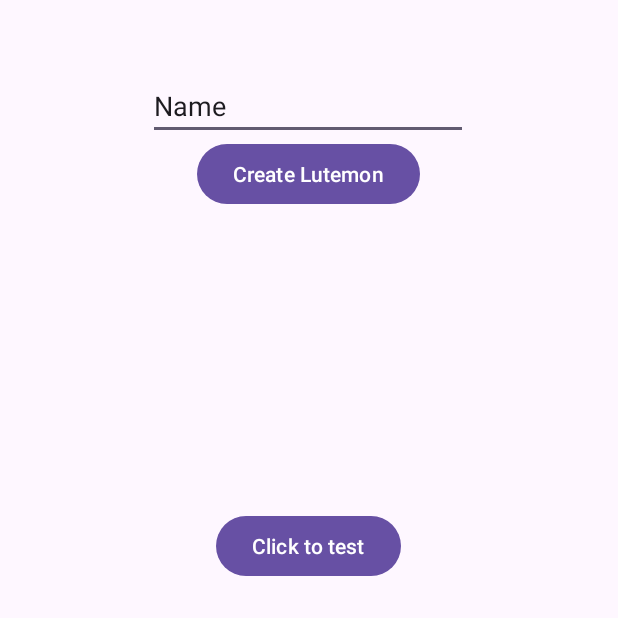
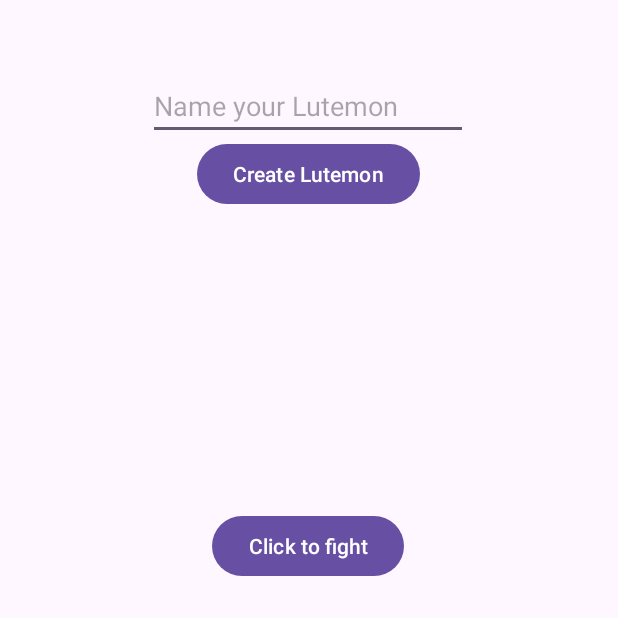
Before and after one commit to remeseeli/Finno-Ugric-Lutemon, an Android app: the screen it shows after launch (MainActivity), after a tap on "Create Lutemon", on a phone screen of 412 x 824 dp, the top half of it. Run offline under Robolectric (Android 15) with nearby library versions, the phone set to English and light mode, and no system bars.

Commit message:
Testing fight, still bugged

```diff
--- a/app/src/main/java/com/palinka/finno_ugric_lutemon/Lutemon.java
+++ b/app/src/main/java/com/palinka/finno_ugric_lutemon/Lutemon.java
@@ -29,6 +29,9 @@ public abstract class Lutemon {
         this.health = health;
         this.maxHealth = maxHealth;
         this.id = id;
+    }
+    public int attack(Enemy enemy) {
+        return Math.max(0, this.attack - enemy.defense);
     }
 
     public void gainXP(int experience) {
--- a/app/src/main/java/com/palinka/finno_ugric_lutemon/MainActivity.java
+++ b/app/src/main/java/com/palinka/finno_ugric_lutemon/MainActivity.java
@@ -45,6 +45,7 @@ public class MainActivity extends AppCompatActivity {
             @Override
             public void onClick(View v) {
                 BattleField battle = new BattleField();
+                battle.fight();
 
             }
         });
--- a/app/src/main/res/layout/activity_main.xml
+++ b/app/src/main/res/layout/activity_main.xml
@@ -12,8 +12,7 @@
         android:layout_width="wrap_content"
         android:layout_height="wrap_content"
         android:layout_marginTop="340dp"
-        android:onClick="eeliTesting"
-        android:text="Click to test"
+        android:text="Click to fight"
         android:textColorLink="#E91E63"
         app:layout_constraintEnd_toEndOf="parent"
         app:layout_constraintHorizontal_bias="0.498"
@@ -27,8 +26,8 @@
         android:layout_height="wrap_content"
         android:layout_marginTop="48dp"
         android:ems="10"
+        android:hint="Name your Lutemon"
         android:inputType="text"
-        android:text="Name"
         app:layout_constraintEnd_toEndOf="parent"
         app:layout_constraintHorizontal_bias="0.497"
         app:layout_constraintStart_toStartOf="parent"
```
Also changed, not shown: app/src/main/java/com/palinka/finno_ugric_lutemon/BattleField.java (+46 -9 lines), app/src/main/java/com/palinka/finno_ugric_lutemon/Enemy.java (+6 -1 lines).
